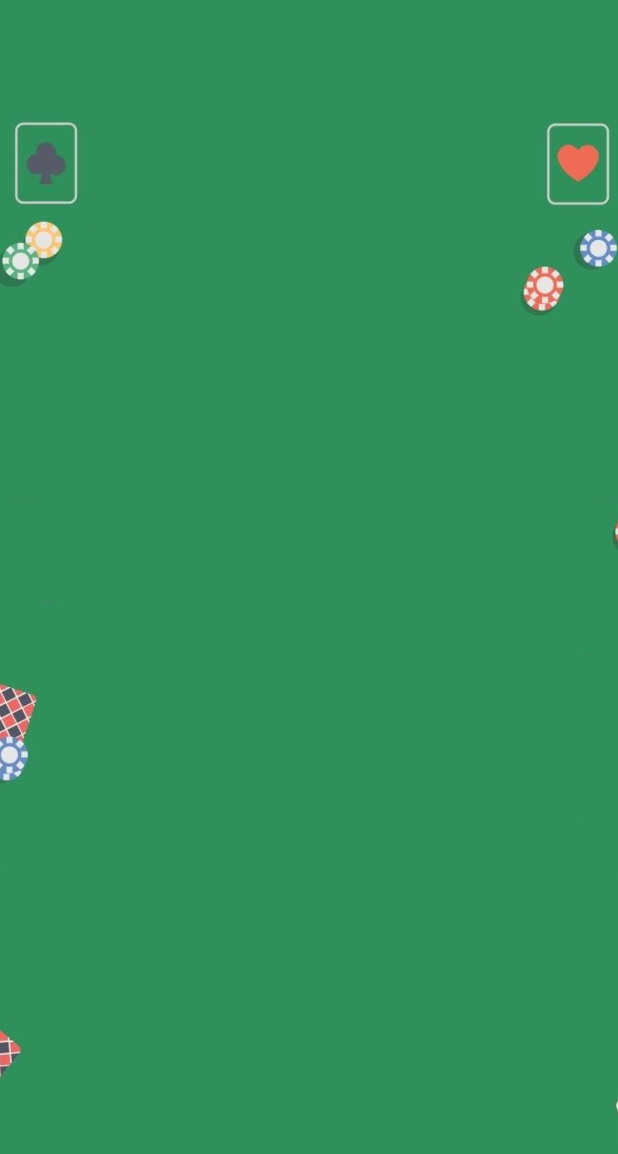
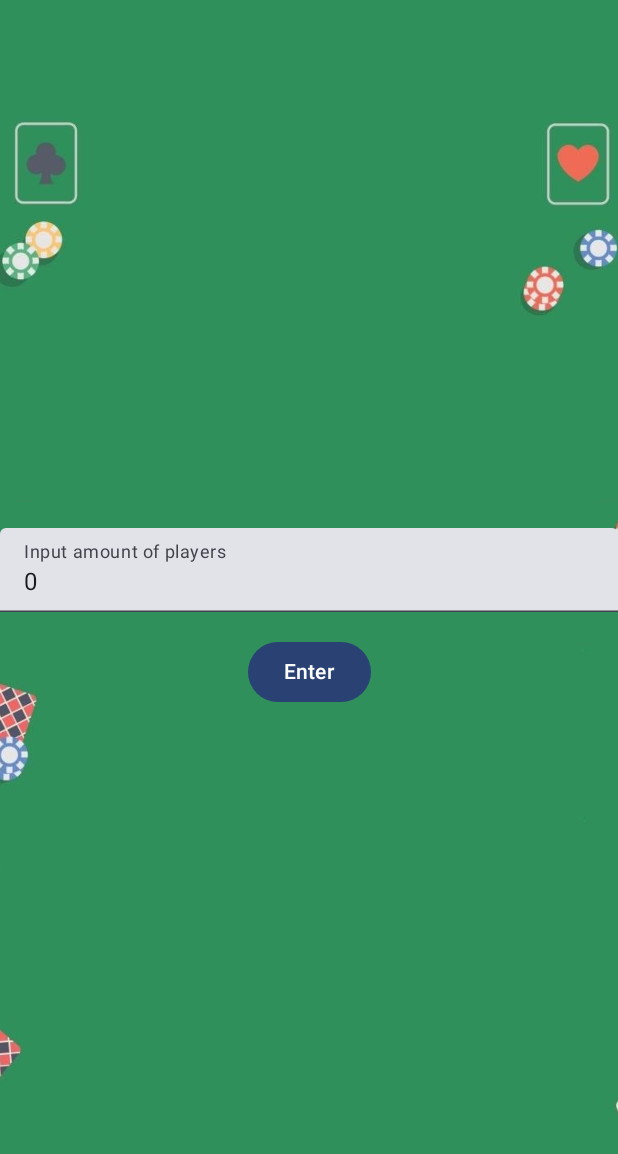
Before and after one commit to Kostahe/BlackJackForMorePlayersMobileApp, an Android app built with Jetpack Compose: the screen it shows after launch (MainActivity), after a tap on "Play now", on a phone screen of 412 x 824 dp. Shown: the top 1154 px of the screen. Run offline under Robolectric (Android 15) with nearby library versions, the phone set to English and light mode, and no system bars.

Commit message:
Added PlayersInput

```diff
--- a/app/src/main/java/com/example/blackjackformoreplayersmobileapp/CardSuit.java
+++ b/app/src/main/java/com/example/blackjackformoreplayersmobileapp/CardSuit.java
@@ -1,5 +1,5 @@
 package com.example.blackjackformoreplayersmobileapp;
 
 public enum CardSuit {
-    Hearts, Tiles, Clovers, Pikes;
+    Hearts, Tiles, Clovers, Pikes
 }
--- a/app/src/main/java/com/example/blackjackformoreplayersmobileapp/MainActivity.kt
+++ b/app/src/main/java/com/example/blackjackformoreplayersmobileapp/MainActivity.kt
@@ -1,9 +1,11 @@
+@file:OptIn(ExperimentalMaterial3Api::class)
+
 package com.example.blackjackformoreplayersmobileapp
 
-import android.icu.number.Scale
 import android.os.Bundle
 import androidx.activity.ComponentActivity
 import androidx.activity.compose.setContent
+import androidx.annotation.StringRes
 import androidx.compose.foundation.Image
 import androidx.compose.foundation.layout.Arrangement
 import androidx.compose.foundation.layout.Box
@@ -12,29 +14,34 @@ import androidx.compose.foundation.layout.Spacer
 import androidx.compose.foundation.layout.fillMaxHeight
 import androidx.compose.foundation.layout.fillMaxSize
 import androidx.compose.foundation.layout.fillMaxWidth
+import androidx.compose.foundation.layout.height
 import androidx.compose.foundation.layout.padding
 import androidx.compose.foundation.layout.width
+import androidx.compose.foundation.text.KeyboardOptions
 import androidx.compose.material3.Button
 import androidx.compose.material3.ButtonDefaults
-import androidx.compose.material3.Card
-import androidx.compose.material3.Icon
+import androidx.compose.material3.ExperimentalMaterial3Api
 import androidx.compose.material3.MaterialTheme
 import androidx.compose.material3.Surface
 import androidx.compose.material3.Text
-import androidx.compose.material3.TopAppBar
+import androidx.compose.material3.TextField
 import androidx.compose.runtime.Composable
+import androidx.compose.runtime.MutableState
+import androidx.compose.runtime.State
 import androidx.compose.runtime.getValue
+import androidx.compose.runtime.mutableStateListOf
 import androidx.compose.runtime.mutableStateOf
 import androidx.compose.runtime.remember
 import androidx.compose.runtime.setValue
 import androidx.compose.ui.Alignment
 import androidx.compose.ui.Modifier
-import androidx.compose.ui.draw.scale
 import androidx.compose.ui.graphics.Color
 import androidx.compose.ui.layout.ContentScale
 import androidx.compose.ui.res.painterResource
 import androidx.compose.ui.res.stringResource
 import androidx.compose.ui.text.font.FontWeight
+import androidx.compose.ui.text.input.ImeAction
+import androidx.compose.ui.text.input.KeyboardType
 import androidx.compose.ui.text.style.TextAlign
 import androidx.compose.ui.tooling.preview.Preview
 import androidx.compose.ui.unit.dp
@@ -71,12 +78,11 @@ fun BlackJackApp() {
     val firedPlayers : MutableList<Player> = mutableListOf()
     val winnerPlayer : MutableList<Player> = mutableListOf()
     val cardsList : MutableList<Card> = Card.generateCardList()
-    Box() {
+    Box {
         Image(painter = painterResource(id = R.drawable.black_jack_menu2), contentDescription = null, contentScale = ContentScale.Crop, modifier = Modifier.fillMaxHeight())
         when(page) {
-            "MainMenu" -> MainMenu({page = "PlayersInput"}, {page = "Rules"}, {})
+            "MainMenu" -> MainMenu({page = "Game"}, {page = "Rules"}, {})
             "Rules" -> Rules({ page = "MainMenu" })
-            "PlayersInput" -> PlayersInput()
             "Game" -> Game()
             "Result" -> Result()
         }
@@ -139,15 +145,7 @@ fun MainMenu(
 fun Rules(
     returnToMainMenu: () -> Unit,
 ) {
-    Button(
-        onClick = { returnToMainMenu() },
-        modifier = Modifier.padding(start = 20.dp, top = 50.dp),
 
-    ) {
-        Text(
-            text = "Return to main menu",
-            )
-    }
     Column(
         verticalArrangement = Arrangement.Center,
         horizontalAlignment = Alignment.CenterHorizontally,
@@ -164,21 +162,110 @@ fun Rules(
             modifier = Modifier.padding(top = 30.dp, start = 30.dp, end = 25.dp),
             textAlign = TextAlign.Justify,
         )
+        Button(
+            onClick = { returnToMainMenu() },
+            modifier = Modifier.padding(start = 20.dp, top = 50.dp),
+            ) {
+                Text(text = "Return to main menu",)
+        }
+
     }
+
+
+}
+
+
+@Composable
+fun Game() {
+    var gameState by remember { mutableStateOf("Players input") }
+
+    PlayersInput()
 }
 
 @Composable
 fun PlayersInput() {
+    val playerList: MutableList<Player> by remember { mutableStateOf(mutableListOf()) }
+    var amountOfPlayers by remember { mutableStateOf("0") }
+    var inputPage by remember {
+        mutableStateOf("Input amount")
+    }
+    var nameOfPlayer by remember {
+        mutableStateOf("")
+    }
+    var counter = 0
 
-}
-@Composable
-fun Game() {
 
+    when (inputPage) {
+        "Input amount" ->
+            TextFieldWithButton(
+            textFieldLabel = R.string.input_amount_of_players,
+            keyboardOptions = KeyboardOptions.Default.copy(
+                keyboardType = KeyboardType.Number,
+                imeAction = ImeAction.Done
+            ),
+            value = amountOfPlayers,
+            onValueChange = {amountOfPlayers = it},
+            onButtonClick = { if(amountOfPlayers.toInt() in 2..7) inputPage = "Input name"  }
+        )
+        "Input name" -> {
+            TextFieldWithButton(
+                textFieldLabel = R.string.input_name_of_player,
+                keyboardOptions = KeyboardOptions.Default.copy(
+                    keyboardType = KeyboardType.Text,
+                    imeAction = ImeAction.Done
+                ),
+                value = nameOfPlayer,
+                onValueChange = { nameOfPlayer = it },
+                onButtonClick = {
+                    if (nameOfPlayer.isNotBlank() && counter != amountOfPlayers.toInt()) {
+                        counter++
+                        val player = Player(nameOfPlayer, counter)
+                        playerList.add(player)
+                        nameOfPlayer = ""
+                    }
+                }
+            )
+            playerList.forEach { player ->
+                Text(text = player.name)
+            }
+        }
+    }
 }
 @Composable
 fun Result() {
 
 }
+
+@Composable
+fun TextFieldWithButton(
+    @StringRes textFieldLabel: Int,
+    keyboardOptions: KeyboardOptions,
+    value: String?,
+    onValueChange: (String) -> Unit,
+    onButtonClick: () -> Unit,
+
+
+) {
+    Column(
+        horizontalAlignment = Alignment.CenterHorizontally,
+        verticalArrangement = Arrangement.Center,
+        modifier = Modifier.fillMaxSize()
+    ) {
+        TextField(
+            value = value!!,
+            label = { Text(text = stringResource(id = textFieldLabel))},
+            onValueChange =  onValueChange,
+            singleLine = true,
+            modifier = Modifier.fillMaxWidth(),
+            keyboardOptions = keyboardOptions
+            )
+        Spacer(modifier = Modifier.height(16.dp))
+        Button(onClick = onButtonClick) {
+            Text(text = stringResource(R.string.enter))
+        }
+    }
+}
+
 
 
 
--- a/app/src/main/res/values/strings.xml
+++ b/app/src/main/res/values/strings.xml
@@ -4,4 +4,8 @@
     <string name="read_the_rules">Read the rules</string>
     <string name="end">End</string>
     <string name="blackjack_title">BlackJack</string>
+    <string name="test">Test</string>
+    <string name="input_name_of_player">Input name of player</string>
+    <string name="enter">Enter</string>
+    <string name="input_amount_of_players">Input amount of players</string>
 </resources>
```
